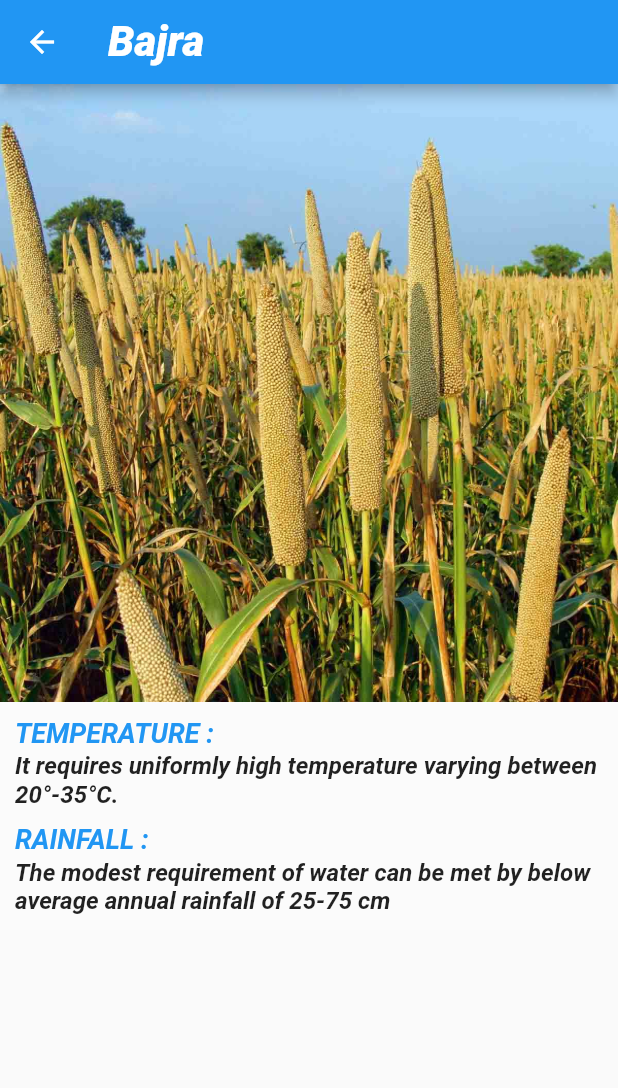
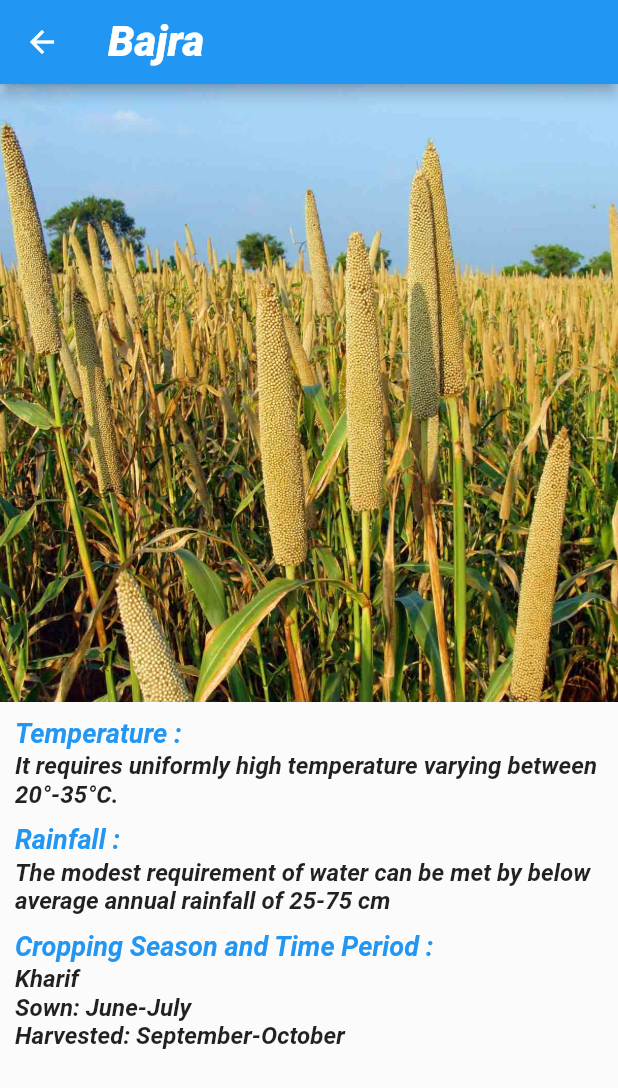
Before and after one commit to Abhishekghule18/Agriculture-Forecast, a Flutter app: the BajraData screen opened by its route, on a phone screen of 412 x 824 dp. Shown: the top 1088 px of the screen. Run offline on Flutter 3.47's test engine with Material 2 defaults, Android fonts, the phone set to English and light mode, and no system bars; our stand-ins replace animated_text_kit, firebase_auth, firebase_core, geolocator, modal_progress_hud; accounts and stored records are empty.

Commit message:
only weather  info pending

```diff
--- a/lib/crops/bajra.dart
+++ b/lib/crops/bajra.dart
@@ -16,7 +16,8 @@ class BajraData extends StatelessWidget {
           ),
         ),
       ),
-      body: Column(
+      body: SingleChildScrollView(
+        child: Column(
           children: [
             Image(
               image: AssetImage('assets/BAJRA.jpg'),
@@ -29,7 +30,7 @@ class BajraData extends StatelessWidget {
                   crossAxisAlignment: CrossAxisAlignment.start,
                   children: [
                     Text(
-                    'TEMPERATURE :',
+                      'Temperature :',
                       style: TextStyle(
                         color: Colors.blue,
                         fontSize: 18.0,
@@ -52,7 +53,7 @@ class BajraData extends StatelessWidget {
                       height: 10.0,
                     ),
                     Text(
-                    'RAINFALL :',
+                      'Rainfall :',
                       style: TextStyle(
                         color: Colors.blue,
                         fontSize: 18.0,
@@ -71,12 +72,36 @@ class BajraData extends StatelessWidget {
                         fontWeight: FontWeight.w600,
                       ),
                     ),
+                    SizedBox(
+                      height: 10.0,
+                    ),
+                    Text(
+                      'Cropping Season and Time Period :',
+                      style: TextStyle(
+                        color: Colors.blue,
+                        fontSize: 18.0,
+                        fontStyle: FontStyle.italic,
+                        fontWeight: FontWeight.bold,
+                      ),
+                    ),
+                    SizedBox(
+                      height: 2.0,
+                    ),
+                    Text(
+                      'Kharif \nSown: June-July\nHarvested: September-October ',
+                      style: TextStyle(
+                        fontSize: 16.0,
+                        fontStyle: FontStyle.italic,
+                        fontWeight: FontWeight.w600,
+                      ),
+                    ),
                   ],
                 ),
               ),
             ),
           ],
         ),
+      ),
     );
   }
 }
```
Also changed, not shown: lib/crops/cotton.dart (+25 -2 lines), lib/crops/rice.dart (+25 -2 lines), lib/crops/sugarCane.dart (+25 -2 lines), lib/crops/wheat.dart (+25 -2 lines). Lines whose indentation alone changed are shown as unchanged.
